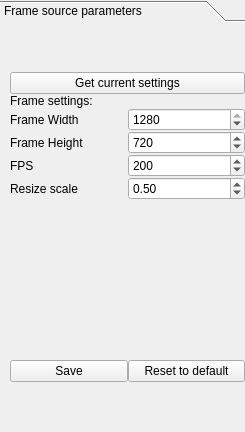
gasparnori/Spotter, file lib/ui/tab_sourceUi.ui: the form before one commit.
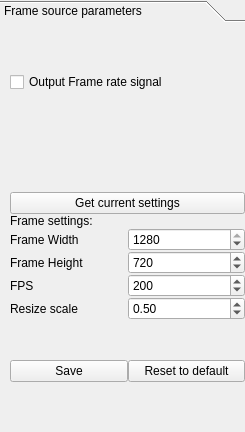
The form after the commit.

```diff
--- a/lib/ui/tab_sourceUi.ui
+++ b/lib/ui/tab_sourceUi.ui
@@ -72,6 +72,26 @@
            <property name="bottomMargin">
             <number>50</number>
            </property>
+           <item>
+            <widget class="QCheckBox" name="FPSsync">
+             <property name="text">
+              <string>Output Frame rate signal</string>
+             </property>
+            </widget>
+           </item>
+           <item>
+            <spacer name="verticalSpacer_2">
+             <property name="orientation">
+              <enum>Qt::Vertical</enum>
+             </property>
+             <property name="sizeHint" stdset="0">
+              <size>
+               <width>20</width>
+               <height>40</height>
+              </size>
+             </property>
+            </spacer>
+           </item>
            <item>
             <widget class="QPushButton" name="CurrentProps">
              <property name="text">
```
